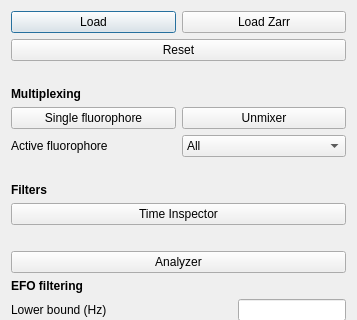
Old version of the form pyminflux/ui/wizard.ui in the repository bsse-scf/pyMINFLUX; both pictures show x 0 to 357 and y 0 to 320 of the 357 by 939 pixel window.
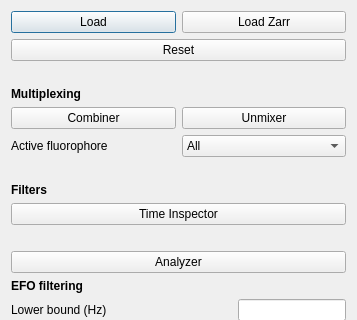
New version of the form.

Commit message: Modify merging UI: move to "Combiner" that replaces "single fluorophore"

```diff
--- a/pyminflux/ui/wizard.ui
+++ b/pyminflux/ui/wizard.ui
@@ -104,7 +104,7 @@
        <item>
         <widget class="QPushButton" name="pbSingleColor">
          <property name="text">
-          <string>Single fluorophore</string>
+          <string>Combiner</string>
          </property>
         </widget>
        </item>
```
The commit also changes 3 other files.
